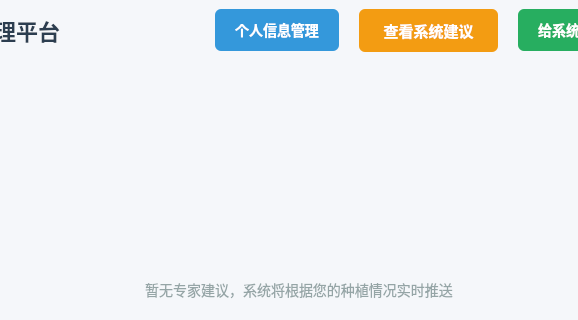
Above: farmerwindow.ui from wangyl6636/SmartAgriculture before the change; both pictures show x 101 to 679 and y 0 to 320 of the 800 by 600 pixel window. Below: the same form after it.
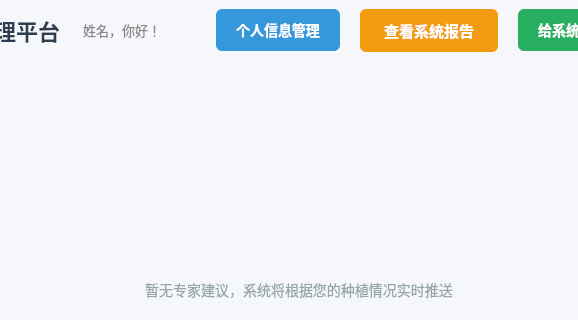
That is the form after the change.

The edit to the form file:
```diff
--- a/farmerwindow.ui
+++ b/farmerwindow.ui
@@ -49,6 +49,19 @@
         </property>
        </widget>
       </item>
+      <item>
+       <widget class="QLabel" name="subtitleLabel">
+        <property name="styleSheet">
+         <string>font-size: 13px; color: #888; margin-bottom: 2px;</string>
+        </property>
+        <property name="text">
+         <string>姓名，你好！</string>
+        </property>
+        <property name="alignment">
+         <set>Qt::AlignLeading|Qt::AlignLeft|Qt::AlignVCenter</set>
+        </property>
+       </widget>
+      </item>
       <item>
        <spacer name="horizontalSpacer">
         <property name="orientation">
@@ -108,10 +121,7 @@
           </string>
         </property>
         <property name="text">
-         <string>查看系统建议</string>
-        </property>
-        <property name="toolTip">
-         <string>点击查看系统为您推送的建议</string>
+         <string>查看系统报告</string>
         </property>
        </widget>
       </item>
```
Left out of the diff: 11 changed lines with no effect on the pictures.
